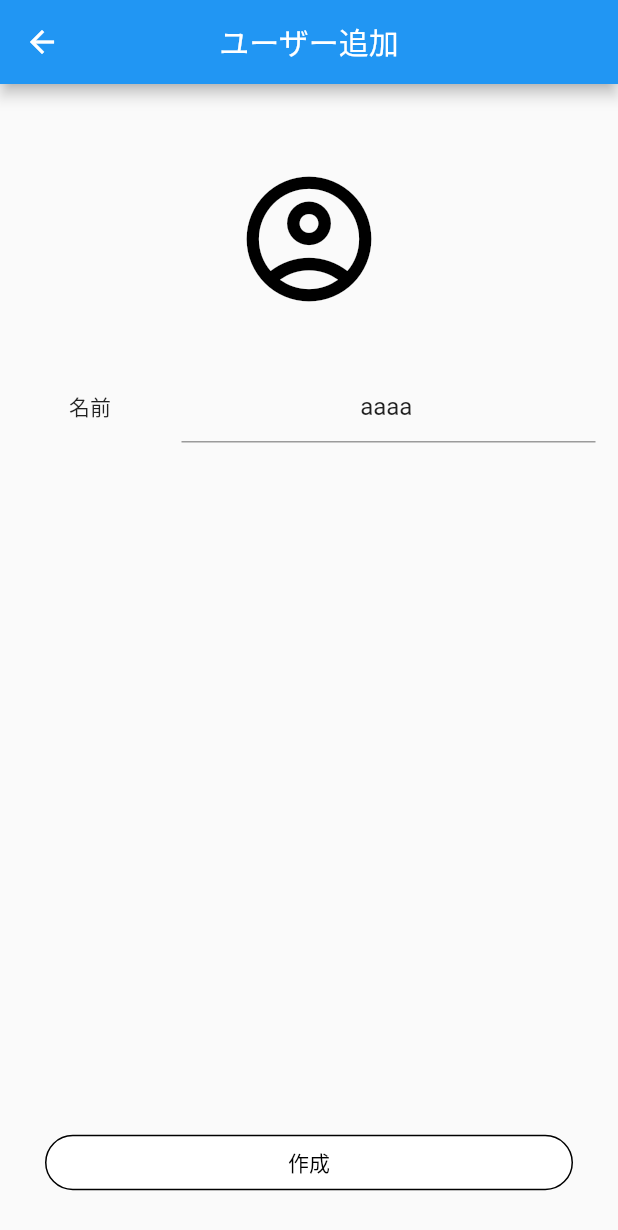
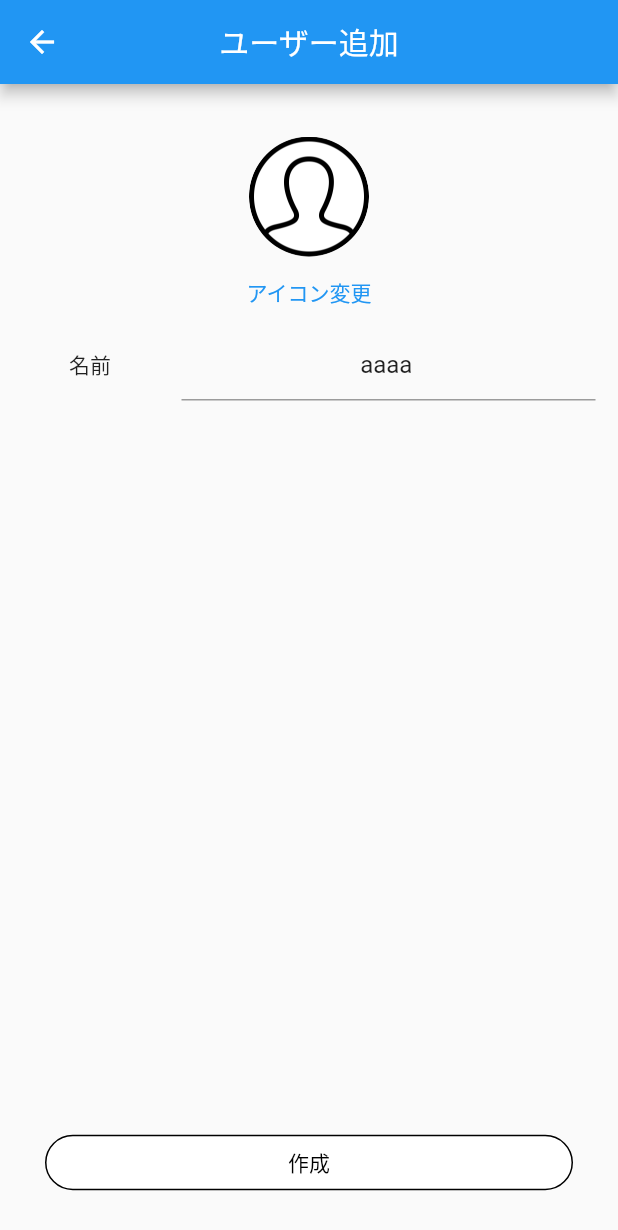
Before and after one commit to takuji-fukumoto/mahjong_sharing_client_app, a Flutter app: the CreateUserPage screen opened by its route, on a phone screen of 412 x 824 dp. Shown: the top 1230 px of the screen. Run offline on Flutter 3.47's test engine with Material 2 defaults, Android fonts, the phone set to English and light mode, and no system bars; drawn by our look-alikes of reactive_forms; our stand-ins replace firebase_core, flutter_riverpod, image_picker; accounts and stored records are empty.

Commit message:
アイコンを設定できるように修正

```diff
--- a/lib/view/pages/settings/manage_users/create_user/create_user_page.dart
+++ b/lib/view/pages/settings/manage_users/create_user/create_user_page.dart
@@ -1,13 +1,14 @@
 import 'package:flutter/material.dart';
 import 'package:flutter_riverpod/flutter_riverpod.dart';
+import 'package:image_picker/image_picker.dart';
 import 'package:mahjong_sharing_app/view_model/create_user_view_model.dart';
 import 'package:reactive_forms/reactive_forms.dart';
 
-class CreateUserPage extends StatelessWidget {
+class CreateUserPage extends ConsumerWidget {
   const CreateUserPage({Key? key}) : super(key: key);
 
   @override
-  Widget build(BuildContext context) {
+  Widget build(BuildContext context, WidgetRef ref) {
     // TODO: 名前が他のメンバーと被っていないかチェックすること（最初にメンバー名のリストを引数でもらう）
     return Scaffold(
       appBar: AppBar(
@@ -15,6 +16,7 @@ class CreateUserPage extends StatelessWidget {
           icon: const Icon(Icons.arrow_back),
           onPressed: () {
             Navigator.of(context).pop();
+            ref.read(createUserProvider).resetForm();
           },
         ),
         centerTitle: true,
@@ -29,7 +31,7 @@ class CreateUserPage extends StatelessWidget {
       padding: const EdgeInsets.all(15),
       child: Column(
         children: <Widget>[
-          const _IconImage(),
+          const _IconSettings(),
           const _InputForm(),
           Expanded(child: Container()),
           const _SubmitButton(),
@@ -39,36 +41,49 @@ class CreateUserPage extends StatelessWidget {
   }
 }
 
-class _IconImage extends ConsumerWidget {
-  const _IconImage({Key? key}) : super(key: key);
+class _IconSettings extends ConsumerWidget {
+  const _IconSettings({Key? key}) : super(key: key);
 
   @override
   Widget build(BuildContext context, WidgetRef ref) {
-    final String icon =
-        ref.watch(createUserProvider).form.control('icon').value;
-    if (icon.isEmpty) {
-      return Center(
-        child: Container(
-          padding: EdgeInsets.all(30),
-          child: TextButton(
-            style: TextButton.styleFrom(
-              primary: Colors.black,
-            ),
-            onPressed: () async {
-              print('on pressed');
-              // 画像取得
-              // iconに反映
-              // formに値をセット
-            },
-            child: const Icon(
-              Icons.account_circle_outlined,
-              size: 100,
-            ),
+    final provider = ref.read(createUserProvider);
+    const defaultIconPath = 'assets/icons/default_icon.png';
+    final image = ref.watch(createUserProvider).image;
+    final picker = ImagePicker();
+
+    return Column(
+      children: [
+        const SizedBox(
+          height: 20,
+        ),
+        if (image == null)
+          const CircleAvatar(
+            radius: 40,
+            backgroundColor: Colors.white,
+            backgroundImage: AssetImage(defaultIconPath),
+          )
+        else
+          CircleAvatar(
+            radius: 40,
+            backgroundColor: Colors.white,
+            backgroundImage: FileImage(image),
           ),
+        TextButton(
+          onPressed: () async {
+            await getImageFromCamera(picker, provider);
+          },
+          child: const Center(child: Text('アイコン変更')),
         ),
-      );
-    } else {
-      return Center(child: Text(icon));
+      ],
+    );
+  }
+
+  Future getImageFromCamera(
+      ImagePicker picker, CreateUserViewModel provider) async {
+    final pickedFile = await picker.pickImage(source: ImageSource.gallery);
+
+    if (pickedFile != null) {
+      provider.changeIconImage(pickedFile.path);
     }
   }
 }
@@ -99,17 +114,6 @@ class _InputForm extends ConsumerWidget {
               ),
             ),
           ),
-          // ReactiveTextField(
-          //   formControlName: 'icon',
-          //   decoration: const InputDecoration(
-          //     icon: SizedBox(
-          //       width: 90,
-          //       child: Center(
-          //         child: Text('アイコン'),
-          //       ),
-          //     ),
-          //   ),
-          // ),
         ],
       ),
     );
@@ -147,7 +151,8 @@ class _SubmitButton extends ConsumerWidget {
   }
 
   void _onSubmit(BuildContext context, CreateUserViewModel provider) {
-    // TODO: ユーザーをfirestoreに追加する
+    // TODO: firestorageに画像をアップロード
+    // TODO: ユーザーをfirestoreに追加する（名前、アイコンの画像パス）
     Navigator.of(context).pop();
     provider.resetForm();
   }
--- a/lib/view_model/create_user_view_model.dart
+++ b/lib/view_model/create_user_view_model.dart
@@ -1,3 +1,5 @@
+import 'dart:io';
+
 import 'package:flutter/cupertino.dart';
 import 'package:flutter_riverpod/flutter_riverpod.dart';
 import 'package:reactive_forms/reactive_forms.dart';
@@ -15,9 +17,18 @@ class CreateUserViewModel extends ChangeNotifier {
       value: '',
     ),
   });
+  File? image;
 
   void resetForm() {
     form.control('name').value = '';
     form.control('icon').value = '';
+    image = null;
+
+    notifyListeners();
+  }
+
+  void changeIconImage(String path) {
+    image = File(path);
+    notifyListeners();
   }
 }
```
Also changed, not shown: pubspec.yaml (+4 -3 lines), assets/icons/default_icon.png (added), pubspec.lock, 1 other file.
